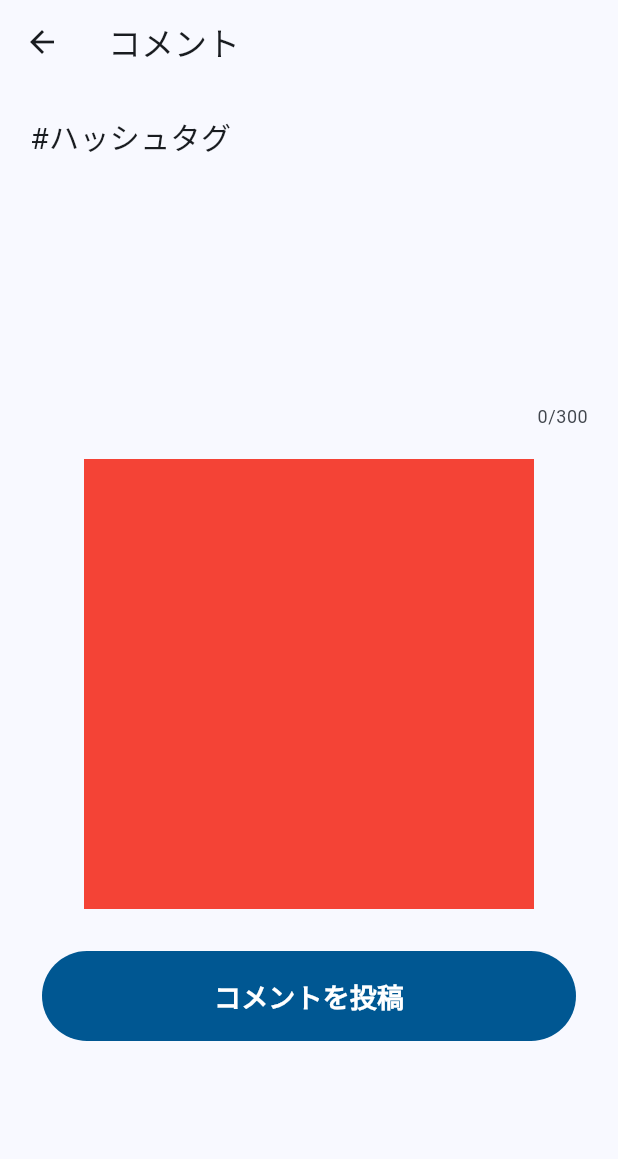
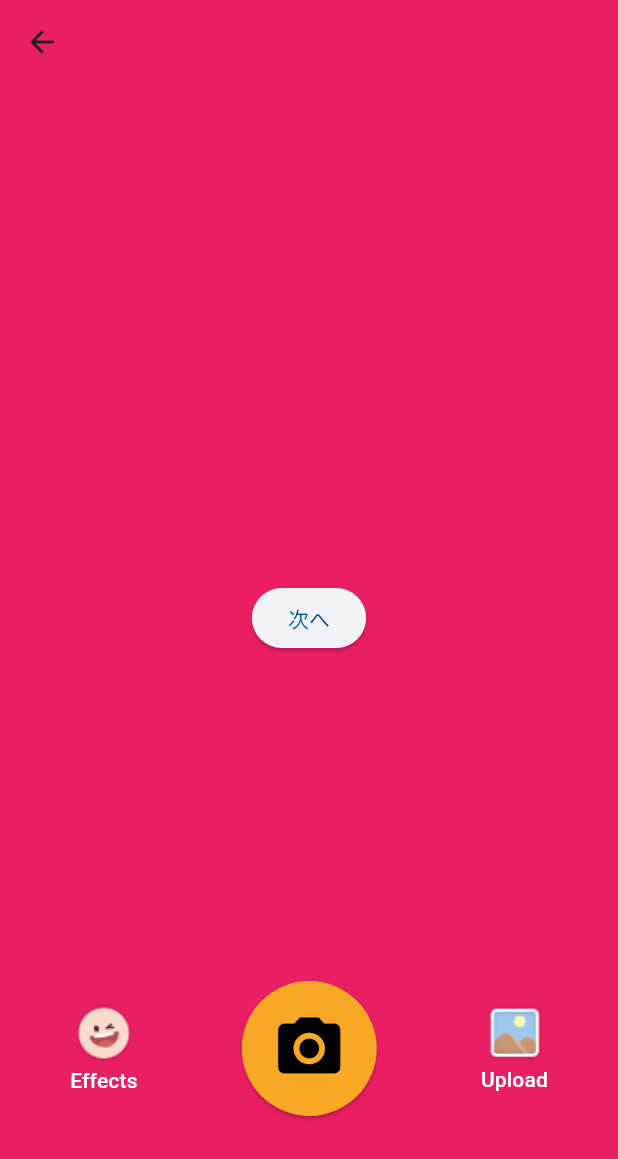
Before and after one commit to Mayumi-Nakabayashi/withTone, a Flutter app: the UploadQuestionFBPage screen opened by its route, after a tap on "はい", on a phone screen of 412 x 824 dp. Shown: the top 1159 px of the screen. Run offline on Flutter 3.47's test engine with Material 2 defaults, Android fonts, the phone set to English and light mode, and no system bars; our stand-ins replace firebase_analytics, firebase_auth, firebase_core, google_mobile_ads, google_sign_in, lottie and 1 more; missing offline and left inert: app_tracking_transparency; accounts and stored records are empty.

Commit message:
feat: create comment with media fb page

```diff
--- a/lib/routes.dart
+++ b/lib/routes.dart
@@ -23,6 +23,7 @@ import 'package:withtone/views/pages/signup_mail/signup_mail.dart';
 import 'package:withtone/views/pages/upload_commentq/upload_commentq_page.dart';
 import 'package:withtone/views/pages/upload_fb.dart';
 import 'package:withtone/views/pages/upload_question_fb/upload_comment_fb_page.dart';
+import 'package:withtone/views/pages/upload_question_fb/upload_media_fb_page.dart';
 import 'package:withtone/views/pages/upload_question_fb/upload_question_fb_page.dart';
 import 'package:withtone/views/pages/upload_question_page.dart';
 import 'package:withtone/views/pages/upload_video_question/upload_video_question_page.dart';
@@ -60,6 +61,7 @@ class Routes {
     UploadFbPage.path: (context) => const UploadFbPage(),
     UploadQuestionFBPage.path: (context) => const UploadQuestionFBPage(),
     UploadCommentFbPage.path: (context) => const UploadCommentFbPage(),
+    UploadMediaFbPage.path: (context) => const UploadMediaFbPage(),
     UploadInstPage.path: (context) => const UploadInstPage(),
     UploadQuestionPage.path: (context) => const UploadQuestionPage(),
     UploadCommentqPage.path: (context) => const UploadCommentqPage(),
--- /dev/null
+++ b/lib/views/pages/upload_question_fb/upload_media_fb_page.dart
@@ -0,0 +1,103 @@
+import 'package:flutter/material.dart';
+import 'package:withtone/views/pages/upload_question_fb/upload_comment_fb_page.dart';
+
+/// フィードバック動画・画像を撮影する画面
+class UploadMediaFbPage extends StatefulWidget {
+  const UploadMediaFbPage({super.key});
+
+  static const String path = '/upload_media_fb';
+
+  @override
+  State<UploadMediaFbPage> createState() => _UploadMediaFbPageState();
+}
+
+class _UploadMediaFbPageState extends State<UploadMediaFbPage> {
+  @override
+  Widget build(BuildContext context) {
+    return Scaffold(
+      body: Stack(
+        children: [
+          Container(color: Colors.pink), // TODO: ここにカメラ画像を表示する
+          Column(
+            mainAxisAlignment: MainAxisAlignment.spaceBetween,
+            children: [
+              AppBar(backgroundColor: Colors.transparent),
+              Padding(
+                padding: const EdgeInsets.only(bottom: 80.0),
+                child: Row(
+                  mainAxisAlignment: MainAxisAlignment.spaceAround,
+                  children: [
+                    VideoSideButton(
+                      onPressed: () {},
+                      label: 'Effects',
+                      assetPath: 'assets/logo/Effects_Illustration.png',
+                    ),
+                    // TODO: いい感じのアニメーションをつけるビデオボタンを作る
+                    ElevatedButton(
+                      onPressed: () => {},
+                      style: ElevatedButton.styleFrom(
+                        foregroundColor: Colors.black,
+                        backgroundColor: Colors.yellow[800],
+                        padding: const EdgeInsets.all(20),
+                      ),
+                      child: const Icon(Icons.camera_alt, size: 50),
+                    ),
+                    VideoSideButton(
+                      onPressed: () {},
+                      label: 'Upload',
+                      assetPath: 'assets/logo/Upload_Illustration.png',
+                    ),
+                  ],
+                ),
+              ),
+            ],
+          ),
+          // 暫定で次へボタンを画面中央に表示
+          Center(
+            child: ElevatedButton(
+              onPressed: () =>
+                  Navigator.of(context).pushNamed(UploadCommentFbPage.path),
+              child: const Text('次へ'),
+            ),
+          ),
+        ],
+      ),
+    );
+  }
+}
+
+/// ビデオの左右にあるボタン
+class VideoSideButton extends StatelessWidget {
+  final String label;
+  final String assetPath;
+  final void Function()? onPressed;
+
+  const VideoSideButton({
+    Key? key,
+    required this.label,
+    required this.assetPath,
+    required this.onPressed,
+  }) : super(key: key);
+
+  @override
+  Widget build(BuildContext context) {
+    return ElevatedButton(
+      onPressed: onPressed,
+      style: ElevatedButton.styleFrom(
+        shadowColor: Colors.transparent,
+        backgroundColor: Colors.transparent,
+        surfaceTintColor: Colors.transparent,
+      ),
+      child: Column(
+        mainAxisSize: MainAxisSize.min,
+        children: [
+          Image.asset(
+            assetPath,
+            fit: BoxFit.cover,
+          ),
+          Text(label, style: const TextStyle(color: Colors.white))
+        ],
+      ),
+    );
+  }
+}
--- a/lib/views/pages/upload_question_fb/upload_question_fb_page.dart
+++ b/lib/views/pages/upload_question_fb/upload_question_fb_page.dart
@@ -1,6 +1,7 @@
 import 'package:flutter/material.dart';
 import 'package:withtone/views/components/text/orange_text.dart';
 import 'package:withtone/views/pages/upload_question_fb/upload_comment_fb_page.dart';
+import 'package:withtone/views/pages/upload_question_fb/upload_media_fb_page.dart';
 
 class UploadQuestionFBPage extends StatefulWidget {
   const UploadQuestionFBPage({super.key});
@@ -21,7 +22,7 @@ class ButtonItem {
 
 class _UploadQuestionFBPageState extends State<UploadQuestionFBPage> {
   List<ButtonItem> buttonItems = [
-    ButtonItem(label: 'はい', path: UploadCommentFbPage.path),
+    ButtonItem(label: 'はい', path: UploadMediaFbPage.path),
     ButtonItem(label: 'いいえ', path: UploadCommentFbPage.path),
   ];
   List<ButtonItem> buttonItem = [];
```
